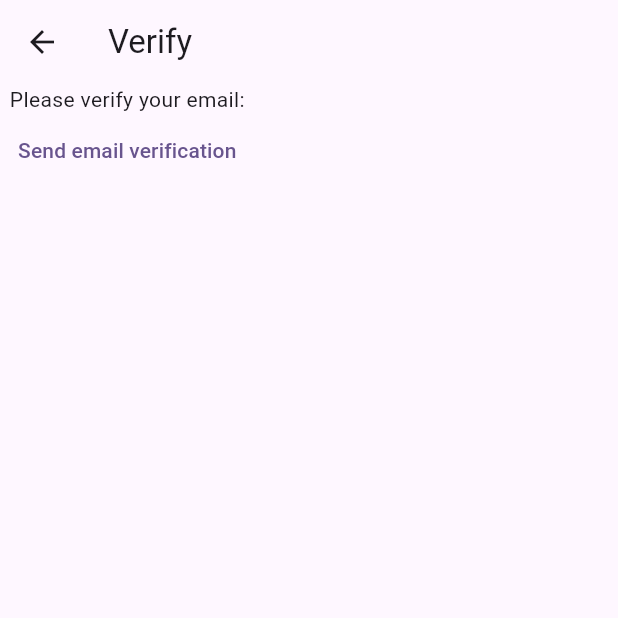
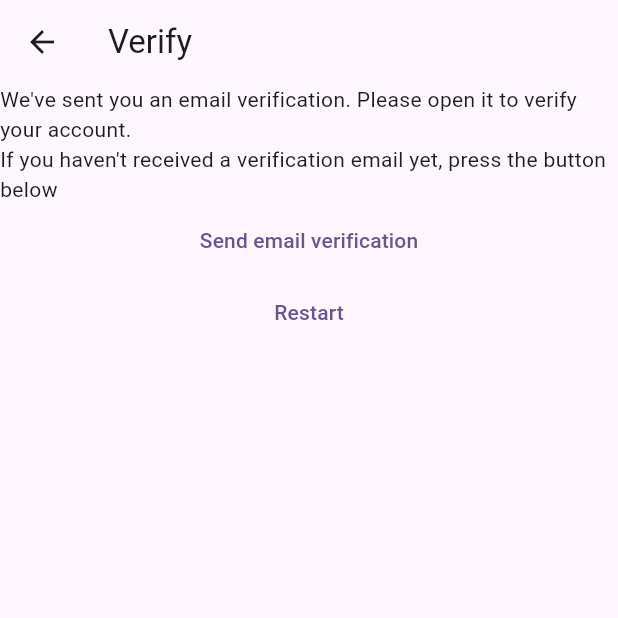
Before and after one commit to rhromets/mynotes_ffc_vandad, a Flutter app: the VerifyEmailView screen opened directly, on a phone screen of 412 x 824 dp, the top half of it. Run offline on Flutter 3.47's test engine with Material 3 defaults, Android fonts, the phone set to English and light mode, and no system bars; our stand-ins replace firebase_auth, firebase_core; accounts and stored records are empty; generated files the repository leaves out were written again.

Commit message:
fix: firebase auth by email and password

```diff
--- a/lib/constants/routes.dart
+++ b/lib/constants/routes.dart
@@ -1,3 +1,4 @@
 const loginRoute = '/login/';
 const registerRoute = '/register/';
 const notesRoute = '/notes/';
+const verifyEmailRoute = '/verify-email/';
--- a/lib/main.dart
+++ b/lib/main.dart
@@ -3,6 +3,7 @@
 import 'package:mynotes_ffc_vandad/views/login_view.dart';
 import 'package:mynotes_ffc_vandad/views/notes_view.dart';
 import 'package:mynotes_ffc_vandad/views/register_view.dart';
+import 'package:mynotes_ffc_vandad/views/verify_email_view.dart';
 import 'views/home_page.dart';
 
 void main() async {
@@ -28,6 +29,7 @@
         loginRoute: (context) => const LoginView(),
         registerRoute: (context) => const RegisterView(),
         notesRoute: (context) => const NotesView(),
+        verifyEmailRoute: (context) => const VerifyEmailView(),
       },
       home: const HomePage(),
     );
--- a/lib/views/verify_email_view.dart
+++ b/lib/views/verify_email_view.dart
@@ -1,5 +1,6 @@
 import 'package:firebase_auth/firebase_auth.dart';
 import 'package:flutter/material.dart';
+import 'package:mynotes_ffc_vandad/constants/routes.dart';
 
 class VerifyEmailView extends StatefulWidget {
   const VerifyEmailView({super.key});
@@ -17,7 +18,10 @@
       ),
       body: Column(
         children: [
-          const Text('Please verify your email:'),
+          const Text(
+              'We\'ve sent you an email verification. Please open it to verify your account.'),
+          const Text(
+              'If you haven\'t received a verification email yet, press the button below'),
           TextButton(
             onPressed: () async {
               final user = FirebaseAuth.instance.currentUser;
@@ -27,6 +31,16 @@
             },
             child: const Text('Send email verification'),
           ),
+          TextButton(
+            onPressed: () async {
+              await FirebaseAuth.instance.signOut();
+              Navigator.of(context).pushNamedAndRemoveUntil(
+                registerRoute,
+                (route) => false,
+              );
+            },
+            child: const Text('Restart'),
+          )
         ],
       ),
     );
```
Also changed, not shown: lib/views/login_view.dart (+9 -2 lines), lib/views/register_view.dart (+4 -4 lines).
